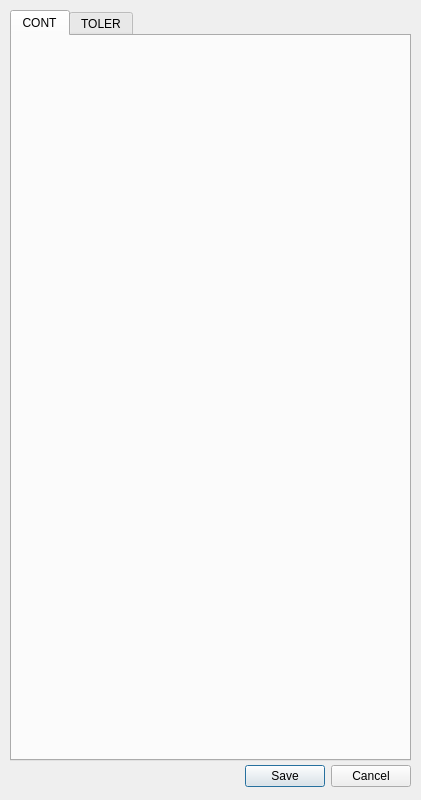
Old version of the form flo2d/ui/cont_toler.ui in the repository FLO-2DSoftware/qgis-flo-2d-plugin.
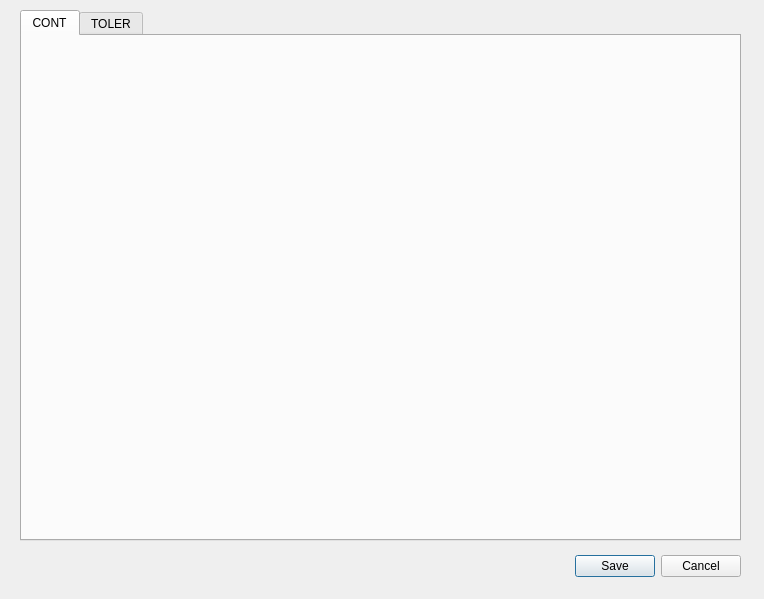
New version of the form.

Commit message: Added CONT TOLER dialog.

```diff
--- a/flo2d/ui/cont_toler.ui
+++ b/flo2d/ui/cont_toler.ui
@@ -6,8 +6,8 @@
    <rect>
     <x>0</x>
     <y>0</y>
-    <width>421</width>
-    <height>800</height>
+    <width>764</width>
+    <height>599</height>
    </rect>
   </property>
   <property name="windowTitle">
@@ -16,8 +16,8 @@
   <widget class="QDialogButtonBox" name="buttonBox">
    <property name="geometry">
     <rect>
-     <x>230</x>
-     <y>760</y>
+     <x>560</x>
+     <y>550</y>
      <width>181</width>
      <height>32</height>
     </rect>
@@ -32,10 +32,10 @@
   <widget class="QTabWidget" name="tab_widget">
    <property name="geometry">
     <rect>
-     <x>10</x>
+     <x>20</x>
      <y>10</y>
-     <width>401</width>
-     <height>751</height>
+     <width>721</width>
+     <height>531</height>
     </rect>
    </property>
    <property name="currentIndex">
@@ -50,11 +50,15 @@
       <rect>
        <x>20</x>
        <y>20</y>
-       <width>361</width>
-       <height>691</height>
+       <width>671</width>
+       <height>471</height>
       </rect>
      </property>
-     <layout class="QGridLayout" name="cont_lout"/>
+     <layout class="QGridLayout" name="cont_lout">
+      <property name="verticalSpacing">
+       <number>10</number>
+      </property>
+     </layout>
     </widget>
    </widget>
    <widget class="QWidget" name="tab_2">
```
The commit also changes 2 other files.
